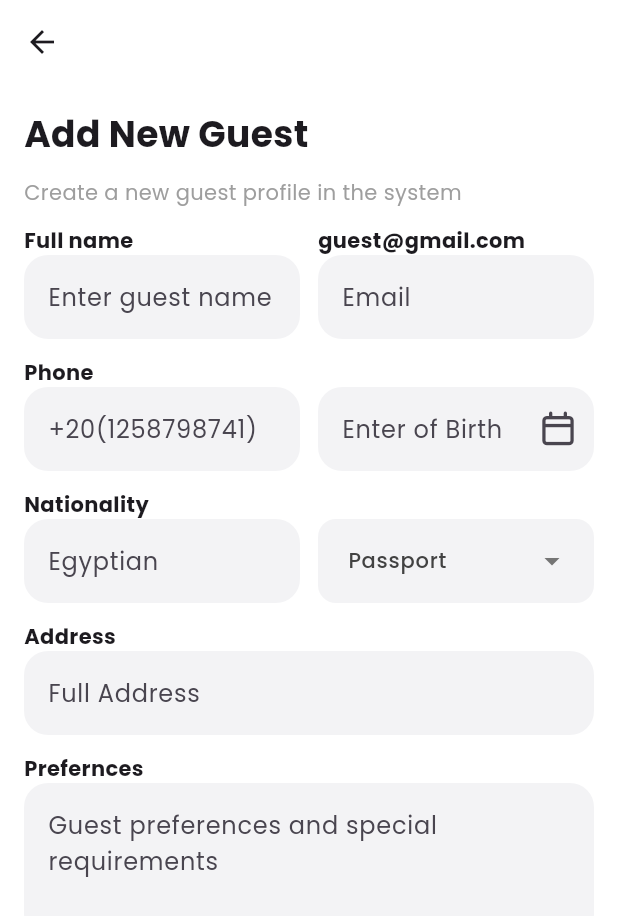
After one commit to AfraimElkesEleia/LodgiTech, a Flutter app: the AddNewGuest screen opened by its route, on a phone screen of 412 x 824 dp. The commit adds this screen. Shown: the top 916 px of the screen. Run offline on Flutter 3.47's test engine with Material 3 defaults, Android fonts, the phone set to English and light mode, and no system bars; our stand-ins replace fl_chart, flutter_bloc, font_awesome_flutter, get_it, google_fonts, shared_preferences; accounts and stored records are empty.

Commit message:
guest management screen ✅✅

```diff
--- a/lib/core/constants/app_routes.dart
+++ b/lib/core/constants/app_routes.dart
@@ -1,4 +1,5 @@
 abstract class AppRoutes {
   static const dashboard = '/dashboard';
   static const newReservation = '/new_reservation';
+  static const newGuest = '/new_guest';
 }
--- a/lib/core/routing/app_router.dart
+++ b/lib/core/routing/app_router.dart
@@ -5,6 +5,7 @@ import 'package:lodgitech/core/di/sl.dart';
 import 'package:lodgitech/features/dashboard/domain/repositries/drawer_repositry.dart';
 import 'package:lodgitech/features/dashboard/presentation/cubit/drawer_cubit.dart';
 import 'package:lodgitech/features/dashboard/presentation/screen/dashboard_screen.dart';
+import 'package:lodgitech/features/guest_managment/presentation/screens/add_new_guest.dart';
 import 'package:lodgitech/features/reservation/presentation/screens/new_reservation.dart';
 
 class AppRouter {
@@ -20,6 +21,8 @@ class AppRouter {
         );
       case AppRoutes.newReservation:
         return MaterialPageRoute(builder: (_) => NewReservation());
+      case AppRoutes.newGuest:
+        return MaterialPageRoute(builder: (_) => AddNewGuest());
     }
   }
 }
--- a/lib/core/widgets/custom_drop_down_menu.dart
+++ b/lib/core/widgets/custom_drop_down_menu.dart
@@ -115,7 +115,6 @@ class CustomDropDownMenu<T> extends StatelessWidget {
   }
 }
 
-
 class StringDropDownMenu extends StatelessWidget {
   final List<String> items;
   final ValueChanged<String?>? onSelected;
@@ -154,7 +153,8 @@ class StringDropDownMenu extends StatelessWidget {
 
   @override
   Widget build(BuildContext context) {
-    return CustomDropDownMenu<String>(
+    return LayoutBuilder(
+      builder: (context, constraints) => CustomDropDownMenu<String>(
         dropdownMenuEntries: items.map((item) {
           return DropdownMenuEntry<String>(
             value: valueTransformer != null ? valueTransformer!(item) : item,
@@ -165,6 +165,7 @@ class StringDropDownMenu extends StatelessWidget {
               shape: RoundedRectangleBorder(
                 borderRadius: BorderRadius.circular(8),
               ),
+              fixedSize: Size(constraints.maxWidth, 60),
             ),
           );
         }).toList(),
@@ -181,6 +182,7 @@ class StringDropDownMenu extends StatelessWidget {
         contentPadding: contentPadding,
         backgroundColor: backgroundColor,
         borderRadius: borderRadius,
+      ),
     );
   }
 }
--- a/lib/core/widgets/custom_text_field.dart
+++ b/lib/core/widgets/custom_text_field.dart
@@ -10,6 +10,8 @@ class CustomTextField extends StatelessWidget {
   final double borderRadius;
   final Color fillColor;
   final String label;
+  final int? minLines;
+  final int? maxLines;
 
   const CustomTextField({
     super.key,
@@ -22,6 +24,8 @@ class CustomTextField extends StatelessWidget {
     this.borderRadius = 16,
     this.fillColor = const Color(0xFFF3F3F5),
     required this.label,
+    this.minLines,
+    this.maxLines,
   });
 
   @override
@@ -31,6 +35,8 @@ class CustomTextField extends StatelessWidget {
       children: [
         Text(label, style: TextStyle(fontWeight: FontWeight.bold)),
         TextFormField(
+          minLines: minLines,
+          maxLines: maxLines,
           controller: controller,
           validator: validator,
           keyboardType: keyboardType,
--- /dev/null
+++ b/lib/core/widgets/date_time_fields.dart
@@ -0,0 +1,58 @@
+import 'package:flutter/material.dart';
+import 'package:font_awesome_flutter/font_awesome_flutter.dart';
+
+class CustomDateField extends StatelessWidget {
+  final String label;
+  final DateTime? date;
+  final void Function(DateTime) onDateSelected;
+  final TextEditingController? controller;
+
+  const CustomDateField({
+    super.key,
+    required this.label,
+    this.date,
+    this.controller,
+    required this.onDateSelected,
+  });
+
+  @override
+  Widget build(BuildContext context) {
+    return TextFormField(
+      readOnly: true,
+      controller: controller,
+      decoration: InputDecoration(
+        suffixIcon: IconButton(
+          onPressed: () async {
+            DateTime now = DateTime.now();
+            final selected = await showDatePicker(
+              context: context,
+              initialDate: date ?? now,
+              firstDate: DateTime(2020),
+              lastDate: DateTime(2035),
+            );
+
+            if (selected != null) {
+              onDateSelected(selected);
+            }
+          },
+          icon: Icon(FontAwesomeIcons.calendar),
+        ),
+        labelText: label,
+        hintText: date == null
+            ? "Select date"
+            : "${date!.month}/${date!.day}/${date!.year}",
+        filled: true,
+        fillColor: const Color(0xFFF3F3F5),
+
+        enabledBorder: OutlineInputBorder(
+          borderRadius: BorderRadius.circular(16),
+          borderSide: const BorderSide(color: Colors.transparent),
+        ),
+        focusedBorder: OutlineInputBorder(
+          borderRadius: BorderRadius.circular(16),
+          borderSide: const BorderSide(color: Colors.grey, width: 2),
+        ),
+      ),
+    );
+  }
+}
--- a/lib/features/dashboard/presentation/screen/dashboard_desktop_layout.dart
+++ b/lib/features/dashboard/presentation/screen/dashboard_desktop_layout.dart
@@ -4,6 +4,7 @@ import 'package:lodgitech/features/dashboard/presentation/cubit/drawer_cubit.dar
 import 'package:lodgitech/features/dashboard/presentation/cubit/drawer_state.dart';
 import 'package:lodgitech/features/dashboard/presentation/screen/dashboard_desktop_layout_content.dart';
 import 'package:lodgitech/features/dashboard/presentation/widgets/custom_drawer.dart';
+import 'package:lodgitech/features/guest_managment/presentation/screens/guest_management_desktop.dart';
 import 'package:lodgitech/features/reservation/presentation/screens/reservation_desktop_layout.dart';
 import 'package:lodgitech/features/room_management/presentation/screens/room_managment_desktop_layout.dart';
 
@@ -16,7 +17,7 @@ class DashboardDesktopLayout extends StatelessWidget {
       DashboardDesktopLayoutContent(),
       ReservationDesktopLayout(),
       RoomManagmentDesktopLayout(),
-      Placeholder(),
+      GuestManagementDesktop(),
       Placeholder(),
       Placeholder(),
       Placeholder(),
--- /dev/null
+++ b/lib/features/guest_managment/data/models/guest.dart
@@ -0,0 +1,23 @@
+class Guest {
+  final String id;
+  final String name;
+  final String email;
+  final String contact;
+  final String status;
+  final String? roomNo;
+  final String loyaltyTier;
+  final int totalStays;
+  final double totalSpent;
+
+  Guest({
+    required this.id,
+    required this.name,
+    required this.contact,
+    required this.status,
+    required this.email,
+    this.roomNo,
+    required this.loyaltyTier,
+    required this.totalStays,
+    required this.totalSpent,
+  });
+}
--- /dev/null
+++ b/lib/features/guest_managment/presentation/screens/add_new_guest.dart
@@ -0,0 +1,102 @@
+import 'package:flutter/material.dart';
+import 'package:lodgitech/core/herlper/spacing.dart';
+import 'package:lodgitech/core/widgets/custom_drop_down_menu.dart';
+import 'package:lodgitech/core/widgets/custom_text_field.dart';
+import 'package:lodgitech/core/widgets/date_time_fields.dart';
+
+class AddNewGuest extends StatelessWidget {
+  const AddNewGuest({super.key});
+
+  @override
+  Widget build(BuildContext context) {
+    return Scaffold(
+      appBar: AppBar(backgroundColor: Colors.transparent, elevation: 0),
+      body: Form(
+        child: Padding(
+          padding: const EdgeInsets.all(16),
+          child: SingleChildScrollView(
+            child: Column(
+              crossAxisAlignment: CrossAxisAlignment.start,
+              children: [
+                Text(
+                  "Add New Guest",
+                  style: TextStyle(fontWeight: FontWeight.w700, fontSize: 24),
+                ),
+                verticalSpace(12),
+                Text(
+                  "Create a new guest profile in the system",
+                  style: TextStyle(color: Colors.grey, fontSize: 14),
+                ),
+                verticalSpace(12),
+                Row(
+                  children: [
+                    Expanded(
+                      child: CustomTextField(
+                        hintText: "Enter guest name",
+                        label: "Full name",
+                      ),
+                    ),
+                    horizontalSpace(12),
+                    Expanded(
+                      child: CustomTextField(
+                        hintText: "Email",
+                        label: "guest@gmail.com",
+                      ),
+                    ),
+                  ],
+                ),
+                verticalSpace(12),
+                Row(
+                  crossAxisAlignment: CrossAxisAlignment.end,
+                  children: [
+                    Expanded(
+                      child: CustomTextField(
+                        hintText: "+20(1258798741)",
+                        label: "Phone",
+                      ),
+                    ),
+                    horizontalSpace(12),
+                    Expanded(
+                      child: CustomDateField(
+                        label: "Enter of Birth",
+                        onDateSelected: (date) {},
+                      ),
+                    ),
+                  ],
+                ),
+                verticalSpace(12),
+                Row(
+                  crossAxisAlignment: CrossAxisAlignment.end,
+                  children: [
+                    Expanded(
+                      child: CustomTextField(
+                        hintText: "Egyptian",
+                        label: "Nationality",
+                      ),
+                    ),
+                    horizontalSpace(12),
+                    Expanded(
+                      child: StringDropDownMenu(
+                        width: double.infinity,
+                        items: ["Passport", "Driving License", "National ID"],
+                      ),
+                    ),
+                  ],
+                ),
+                verticalSpace(12),
+                CustomTextField(hintText: "Full Address", label: "Address"),
+                verticalSpace(12),
+                CustomTextField(
+                  hintText: "Guest preferences and special requirements",
+                  label: "Prefernces",
+                  minLines: 3,
+                  maxLines: null,
+                ),
+              ],
+            ),
+          ),
+        ),
+      ),
+    );
+  }
+}
```
Also changed, not shown: lib/features/guest_managment/presentation/screens/guest_management_desktop.dart (added, +142 -0 lines), lib/features/guest_managment/presentation/widgets/guest_table.dart (added, +160 -0 lines), lib/features/reservation/presentation/screens/new_reservation.dart (+9 -2 lines), lib/features/reservation/presentation/widgets/date_time_fields.dart (deleted, +0 -53 lines), lib/features/guest_managment/presentation/screens/guest_profile.dart (added). Lines whose indentation alone changed are shown as unchanged.
